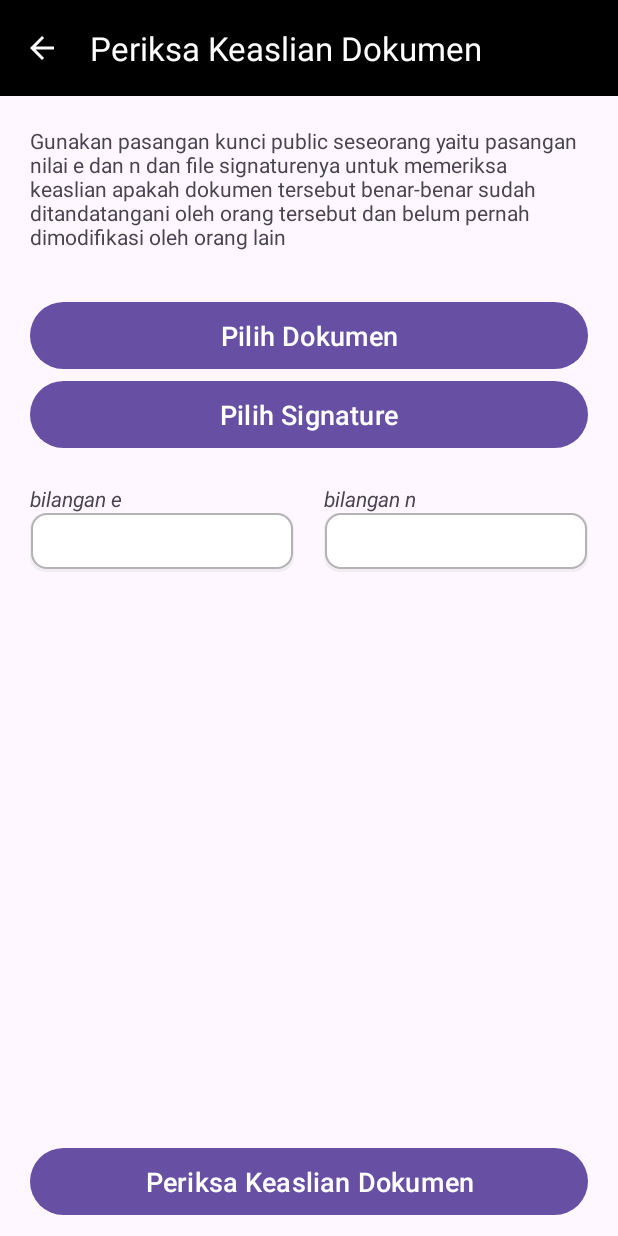
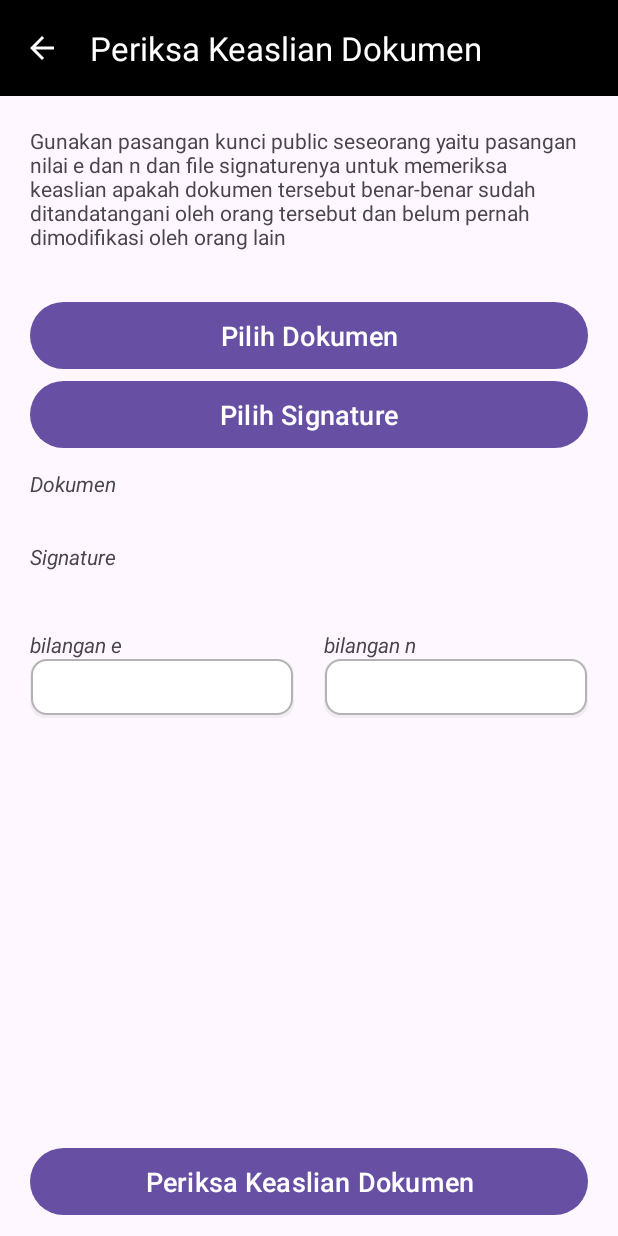
Before and after one commit to kickymaulana/tanda_tangan_digital_android, an Android app: the PeriksaKeaslianDokumen screen opened directly, with no data from a screen before it, on a phone screen of 412 x 824 dp. Run offline under Robolectric (Android 15) with nearby library versions, the phone set to English and light mode, and no system bars; plain views replace SpinKitView.

Commit message:
berhasil membuat pilih dokumen dan pilih signature di cek keaslian

```diff
--- a/app/src/main/java/com/kickymaulana/com/tandatangandigital/PeriksaKeaslianDokumen.java
+++ b/app/src/main/java/com/kickymaulana/com/tandatangandigital/PeriksaKeaslianDokumen.java
@@ -1,17 +1,42 @@
 package com.kickymaulana.com.tandatangandigital;
 
+import android.content.Intent;
+import android.database.Cursor;
+import android.net.Uri;
 import android.os.Bundle;
+import android.provider.OpenableColumns;
+import android.util.Log;
 import android.view.MenuItem;
+import android.view.View;
 
 import androidx.activity.EdgeToEdge;
+import androidx.activity.result.ActivityResult;
+import androidx.activity.result.ActivityResultCallback;
+import androidx.activity.result.ActivityResultLauncher;
+import androidx.activity.result.contract.ActivityResultContracts;
 import androidx.appcompat.app.AppCompatActivity;
+import androidx.appcompat.widget.AppCompatTextView;
 import androidx.core.graphics.Insets;
 import androidx.core.view.ViewCompat;
 import androidx.core.view.WindowInsetsCompat;
 
 import com.google.android.material.appbar.MaterialToolbar;
+import com.google.android.material.button.MaterialButton;
+
+import java.io.IOException;
+import java.security.NoSuchAlgorithmException;
 
 public class PeriksaKeaslianDokumen extends AppCompatActivity {
+
+    MaterialButton pilih_dokumen;
+    MaterialButton pilih_signature;
+
+    private ActivityResultLauncher<Intent> openFileLauncher;
+    private ActivityResultLauncher<Intent> openFileLauncher2;
+    Uri uri_hasil;
+    Uri uri_hasil2;
+    AppCompatTextView nama_dokumen;
+    AppCompatTextView nama_signature;
 
     @Override
     protected void onCreate(Bundle savedInstanceState) {
@@ -29,6 +54,66 @@ public class PeriksaKeaslianDokumen extends AppCompatActivity {
         getSupportActionBar().setDisplayShowHomeEnabled(true);
         getSupportActionBar().setDisplayHomeAsUpEnabled(true);
         setTitle("Periksa Keaslian Dokumen");
+
+        pilih_dokumen = (MaterialButton) findViewById(R.id.pilih_dokumen);
+        pilih_signature = (MaterialButton) findViewById(R.id.pilih_signature);
+        nama_dokumen = (AppCompatTextView) findViewById(R.id.nama_dokumen);
+        nama_signature = (AppCompatTextView) findViewById(R.id.nama_signature);
+
+
+        openFileLauncher = registerForActivityResult(new ActivityResultContracts.StartActivityForResult(), new ActivityResultCallback<ActivityResult>() {
+            @Override
+            public void onActivityResult(ActivityResult result) {
+
+                if (result.getResultCode() == RESULT_OK) {
+                    Intent data = result.getData();
+                    if (data != null) {
+                        Uri uri = data.getData();
+                        uri_hasil = uri;
+                        nama_dokumen.setText(getFileNameFromUri(uri_hasil));
+                    }
+                }
+
+            }
+        });
+
+        openFileLauncher2 = registerForActivityResult(new ActivityResultContracts.StartActivityForResult(), new ActivityResultCallback<ActivityResult>() {
+            @Override
+            public void onActivityResult(ActivityResult result) {
+
+                if (result.getResultCode() == RESULT_OK) {
+                    Intent data = result.getData();
+                    if (data != null) {
+                        Uri uri = data.getData();
+                        uri_hasil2 = uri;
+                        nama_signature.setText(getFileNameFromUri(uri_hasil2));
+                    }
+                }
+
+            }
+        });
+        pilih_dokumen.setOnClickListener(new View.OnClickListener() {
+            @Override
+            public void onClick(View v) {
+                Intent intent = new Intent(Intent.ACTION_OPEN_DOCUMENT);
+                intent.addCategory(Intent.CATEGORY_OPENABLE);
+                intent.setType("application/pdf");
+                openFileLauncher.launch(intent);
+
+            }
+        });
+
+        pilih_signature.setOnClickListener(new View.OnClickListener() {
+            @Override
+            public void onClick(View v) {
+                Intent intent = new Intent(Intent.ACTION_OPEN_DOCUMENT);
+                intent.addCategory(Intent.CATEGORY_OPENABLE);
+                intent.setType("text/plain");
+                openFileLauncher2.launch(intent);
+
+            }
+        });
+
     }
     public boolean onOptionsItemSelected(MenuItem item) {
         int itemid = item.getItemId();
@@ -37,4 +122,26 @@ public class PeriksaKeaslianDokumen extends AppCompatActivity {
         }
         return super.onOptionsItemSelected(item);
     }
+
+    private String getFileNameFromUri(Uri uri) {
+        String fileName = null;
+        if (uri.getScheme().equals("content")) {
+            try (Cursor cursor = getContentResolver().query(uri, null, null, null, null)) {
+                if (cursor != null && cursor.moveToFirst()) {
+                    int nameIndex = cursor.getColumnIndex(OpenableColumns.DISPLAY_NAME);
+                    if (nameIndex >= 0) {
+                        fileName = cursor.getString(nameIndex);
+                    }
+                }
+            }
+        }
+        if (fileName == null) {
+            fileName = uri.getPath();
+            int cut = fileName.lastIndexOf('/');
+            if (cut != -1) {
+                fileName = fileName.substring(cut + 1);
+            }
+        }
+        return fileName;
+    }
 }
--- a/app/src/main/res/layout/activity_periksa_keaslian_dokumen.xml
+++ b/app/src/main/res/layout/activity_periksa_keaslian_dokumen.xml
@@ -54,6 +54,34 @@
                     android:padding="10dp"
                     android:textSize="18sp"
                     android:textAllCaps="false"/>
+
+                <androidx.appcompat.widget.AppCompatTextView
+                    android:text="Dokumen"
+                    android:textSize="14sp"
+                    android:layout_width="wrap_content"
+                    android:layout_height="wrap_content"
+                    android:layout_marginTop="10dp"
+                    android:textStyle="italic"/>
+                <androidx.appcompat.widget.AppCompatTextView
+                    android:id="@+id/nama_dokumen"
+                    android:textSize="14sp"
+                    android:layout_width="wrap_content"
+                    android:layout_height="wrap_content"
+                    android:textStyle="italic"/>
+
+                <androidx.appcompat.widget.AppCompatTextView
+                    android:text="Signature"
+                    android:textSize="14sp"
+                    android:layout_width="wrap_content"
+                    android:layout_height="wrap_content"
+                    android:layout_marginTop="10dp"
+                    android:textStyle="italic"/>
+                <androidx.appcompat.widget.AppCompatTextView
+                    android:id="@+id/nama_signature"
+                    android:textSize="14sp"
+                    android:layout_width="wrap_content"
+                    android:layout_height="wrap_content"
+                    android:textStyle="italic"/>
                 <androidx.appcompat.widget.LinearLayoutCompat
                     android:layout_width="match_parent"
                     android:layout_height="wrap_content"
```
